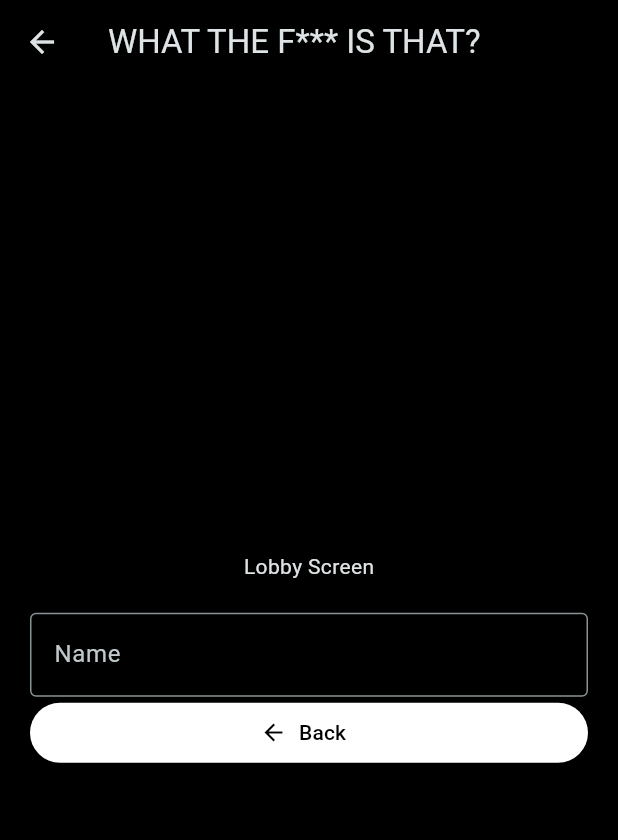
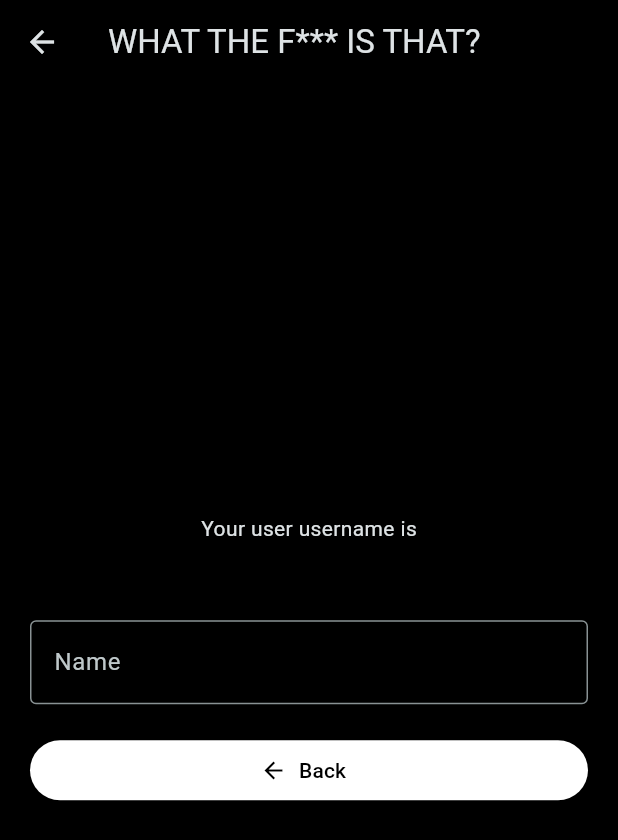
Before and after one commit to Noximi42/game_app, a Flutter app: the screen it shows after launch, after a tap on "Create lobby", on a phone screen of 412 x 824 dp. Shown: the top 840 px of the screen. Run offline on Flutter 3.47's test engine with Material 3 defaults, Android fonts, the phone set to English and light mode, and no system bars; generated files the repository leaves out were written again.

Commit message:
Added padding, fixed typo

```diff
--- a/app/clients/mobile/lib/screens/home_screen.dart
+++ b/app/clients/mobile/lib/screens/home_screen.dart
@@ -31,7 +31,9 @@ class HomeScreen extends StatelessWidget {
                             builder: (context) => const LobbyScreen()));
                   },
                 ),
-                Button(
+                Padding(
+                padding: const EdgeInsets.only(top: 20),
+                  child: Button(
                     type: ButtonTypes.primary,
                     title: AppLocalizations.of(context)!.home_button_join_lobby,
                     icon: Icons.login,
@@ -39,6 +41,7 @@ class HomeScreen extends StatelessWidget {
                       print('Join lobby pressed');
                     },
                   ),
+                ),
               ],
             ),
           )),
--- a/app/clients/mobile/lib/screens/lobby_screen.dart
+++ b/app/clients/mobile/lib/screens/lobby_screen.dart
@@ -10,7 +10,9 @@ class LobbyScreen extends StatelessWidget {
 
   @override
   Widget build(BuildContext context) {
-        return Scaffold(
+    return GestureDetector(
+      onTap: () => FocusManager.instance.primaryFocus?.unfocus(),
+      child: Scaffold(
           appBar: AppBar(
             backgroundColor: Theme.of(context).colorScheme.secondary,
             title: const Text('WHAT THE F*** IS THAT?'),
@@ -21,14 +23,19 @@ class LobbyScreen extends StatelessWidget {
                   child: Column(
                 mainAxisAlignment: MainAxisAlignment.center,
                 children: <Widget>[
-                  const Text('Lobby Screen'),
-                  Consumer<UserState>(
-                      builder: (context, user, _) => Text(user.userName)),
+                  const Text('Your user username is'),
+                  Padding(
+                    padding: const EdgeInsets.only(top: 10, bottom: 20),
+                    child: Consumer<UserState>(
+                        builder: (context, user, _) => Text(user.username)),
+                  ),
                   TextInput(
                       label: 'Name',
                       onChanged: Provider.of<UserState>(context, listen: false)
-                          .setUserName),
-                  Button(
+                          .setUsername),
+                  Padding(
+                    padding: const EdgeInsets.only(top: 20),
+                    child: Button(
                       type: ButtonTypes.primary,
                       title: 'Back',
                       icon: Icons.arrow_back,
@@ -36,8 +43,9 @@ class LobbyScreen extends StatelessWidget {
                         Navigator.pop(context);
                       },
                     ),
+                  ),
                 ],
-              ))),
+              )))),
     );
   }
 }
--- a/app/clients/mobile/lib/state/user_state.dart
+++ b/app/clients/mobile/lib/state/user_state.dart
@@ -1,12 +1,12 @@
 import 'package:flutter/material.dart';
 
 class UserState extends ChangeNotifier {
-  String _userName = "";
+  String _username = "";
 
-  String get userName => _userName;
+  String get username => _username;
 
-  void setUserName(String userName) {
-    _userName = userName;
+  void setUsername(String username) {
+    _username = username;
     notifyListeners();
   }
 }
```
Lines whose indentation alone changed are shown as unchanged.
